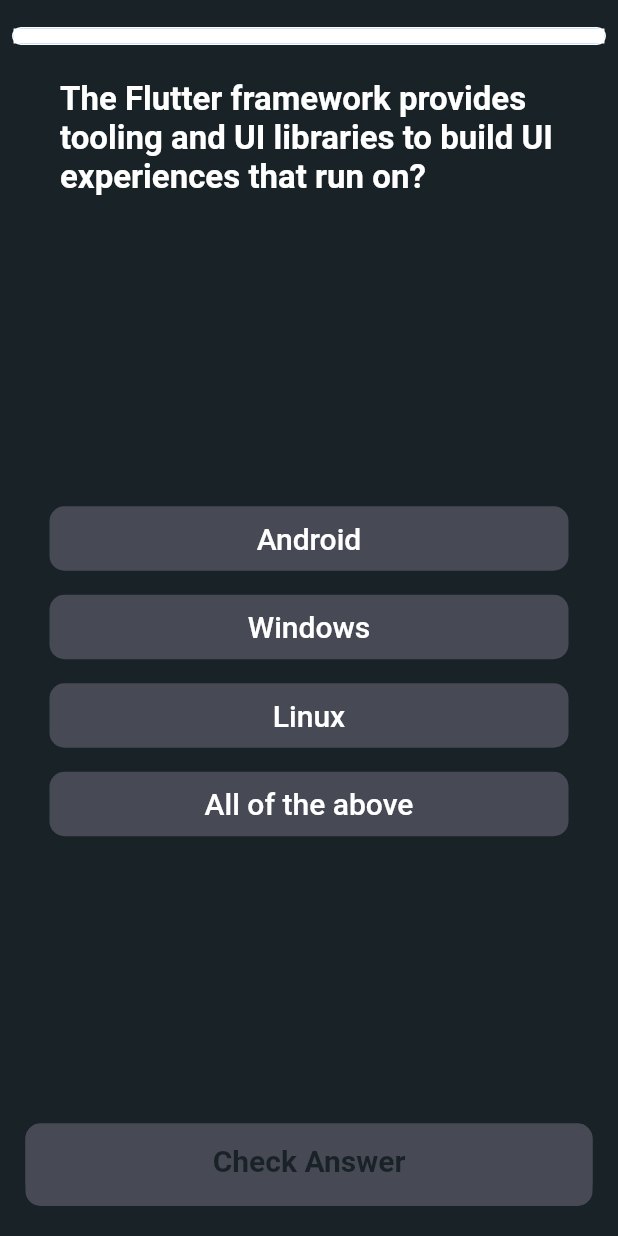
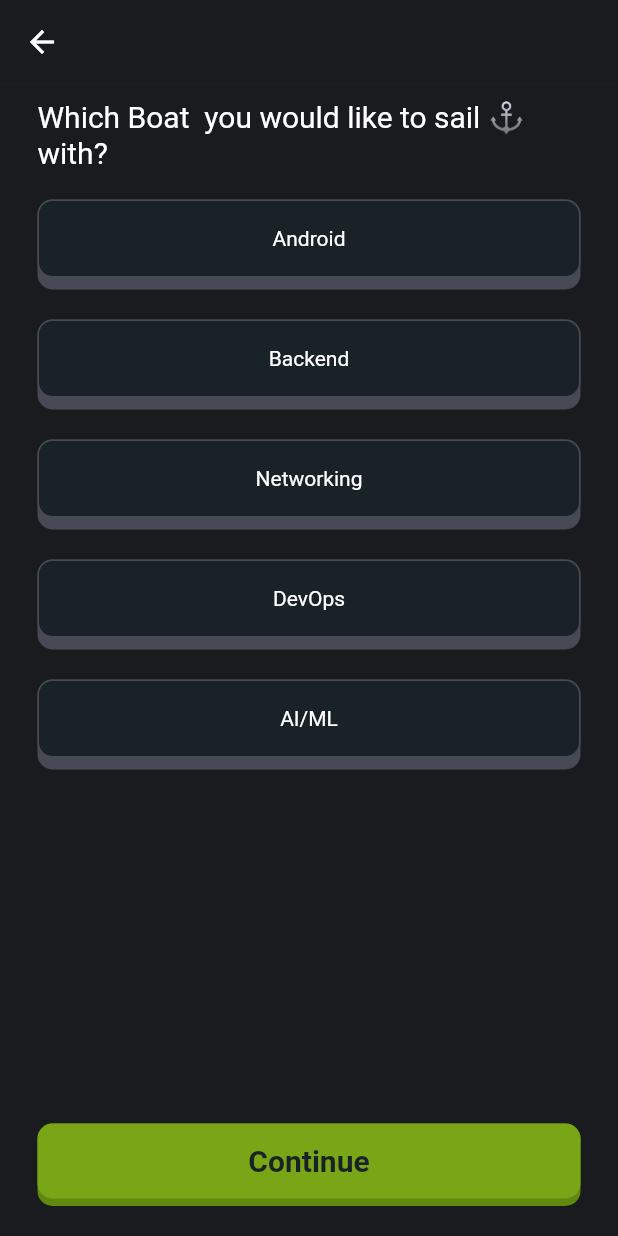
Before and after one commit to DreamBig-in/app_0.1, a Flutter app: the SliderView screen opened by its route, after a tap on "Continue", on a phone screen of 412 x 824 dp. Run offline on Flutter 3.47's test engine with Material 2 defaults, Android fonts, the light colour scheme and no system bars; our stand-ins replace animated_text_kit, firebase_auth, firebase_core, flutter_markdown, google_sign_in, rive and 4 more; accounts and stored records are empty; Roboto replaces fonts that are missing (Arial).

Commit message:
Onboarding Process Completed

```diff
--- a/lib/app/app.dart
+++ b/lib/app/app.dart
@@ -15,6 +15,7 @@
 import 'package:app/ui/views/slider/slider_view.dart';
 import 'package:app/ui/bottom_sheets/checkanswer/checkanswer_sheet.dart';
 import 'package:app/ui/bottom_sheets/stack/stack_sheet.dart';
+import 'package:app/ui/views/options_on_boarding/options_on_boarding_view.dart';
 // @stacked-import
 
 @StackedApp(
@@ -30,6 +31,7 @@
     MaterialRoute(page: OnboardingquizView),
     MaterialRoute(page: ScoreboardView),
     MaterialRoute(page: SliderView),
+    MaterialRoute(page: OptionsOnBoardingView),
 // @stacked-route
   ],
   dependencies: [
--- a/lib/app/app.router.dart
+++ b/lib/app/app.router.dart
@@ -11,15 +11,17 @@
 import 'package:app/ui/views/login/login_view.dart' as _i6;
 import 'package:app/ui/views/markdown/markdown_view.dart' as _i7;
 import 'package:app/ui/views/onboardingquiz/onboardingquiz_view.dart' as _i10;
+import 'package:app/ui/views/options_on_boarding/options_on_boarding_view.dart'
+    as _i13;
 import 'package:app/ui/views/profile/profile_view.dart' as _i8;
 import 'package:app/ui/views/quiz/quiz_view.dart' as _i9;
 import 'package:app/ui/views/scoreboard/scoreboard_view.dart' as _i11;
 import 'package:app/ui/views/slider/slider_view.dart' as _i12;
 import 'package:app/ui/views/startup/startup_view.dart' as _i3;
-import 'package:flutter/material.dart' as _i13;
+import 'package:flutter/material.dart' as _i14;
 import 'package:flutter/material.dart';
 import 'package:stacked/stacked.dart' as _i1;
-import 'package:stacked_services/stacked_services.dart' as _i14;
+import 'package:stacked_services/stacked_services.dart' as _i15;
 
 class Routes {
   static const homeView = '/home-view';
@@ -44,6 +46,8 @@
 
   static const sliderView = '/slider-view';
 
+  static const optionsOnBoardingView = '/options-on-boarding-view';
+
   static const all = <String>{
     homeView,
     startupView,
@@ -56,6 +60,7 @@
     onboardingquizView,
     scoreboardView,
     sliderView,
+    optionsOnBoardingView,
   };
 }
 
@@ -105,39 +110,43 @@
       Routes.sliderView,
       page: _i12.SliderView,
     ),
+    _i1.RouteDef(
+      Routes.optionsOnBoardingView,
+      page: _i13.OptionsOnBoardingView,
+    ),
   ];
 
   final _pagesMap = <Type, _i1.StackedRouteFactory>{
     _i2.HomeView: (data) {
-      return _i13.MaterialPageRoute<dynamic>(
+      return _i14.MaterialPageRoute<dynamic>(
         builder: (context) => const _i2.HomeView(),
         settings: data,
         maintainState: false,
       );
     },
     _i3.StartupView: (data) {
-      return _i13.MaterialPageRoute<dynamic>(
+      return _i14.MaterialPageRoute<dynamic>(
         builder: (context) => const _i3.StartupView(),
         settings: data,
         maintainState: false,
       );
     },
     _i4.BookView: (data) {
-      return _i13.MaterialPageRoute<dynamic>(
+      return _i14.MaterialPageRoute<dynamic>(
         builder: (context) => const _i4.BookView(),
         settings: data,
         maintainState: false,
       );
     },
     _i5.InstructionpageView: (data) {
-      return _i13.MaterialPageRoute<dynamic>(
+      return _i14.MaterialPageRoute<dynamic>(
         builder: (context) => const _i5.InstructionpageView(),
         settings: data,
         maintainState: false,
       );
     },
     _i6.LoginView: (data) {
-      return _i13.MaterialPageRoute<dynamic>(
+      return _i14.MaterialPageRoute<dynamic>(
         builder: (context) => const _i6.LoginView(),
         settings: data,
         maintainState: false,
@@ -145,7 +154,7 @@
     },
     _i7.MarkdownView: (data) {
       final args = data.getArgs<MarkdownViewArguments>(nullOk: false);
-      return _i13.MaterialPageRoute<dynamic>(
+      return _i14.MaterialPageRoute<dynamic>(
         builder: (context) =>
             _i7.MarkdownView(key: args.key, markData: args.markData),
         settings: data,
@@ -153,36 +162,45 @@
       );
     },
     _i8.ProfileView: (data) {
-      return _i13.MaterialPageRoute<dynamic>(
+      return _i14.MaterialPageRoute<dynamic>(
         builder: (context) => const _i8.ProfileView(),
         settings: data,
         maintainState: false,
       );
     },
     _i9.QuizView: (data) {
-      return _i13.MaterialPageRoute<dynamic>(
+      return _i14.MaterialPageRoute<dynamic>(
         builder: (context) => const _i9.QuizView(),
         settings: data,
         maintainState: false,
       );
     },
     _i10.OnboardingquizView: (data) {
-      return _i13.MaterialPageRoute<dynamic>(
+      return _i14.MaterialPageRoute<dynamic>(
         builder: (context) => const _i10.OnboardingquizView(),
         settings: data,
         maintainState: false,
       );
     },
     _i11.ScoreboardView: (data) {
-      return _i13.MaterialPageRoute<dynamic>(
+      return _i14.MaterialPageRoute<dynamic>(
         builder: (context) => const _i11.ScoreboardView(),
         settings: data,
         maintainState: false,
       );
     },
     _i12.SliderView: (data) {
-      return _i13.MaterialPageRoute<dynamic>(
+      return _i14.MaterialPageRoute<dynamic>(
         builder: (context) => const _i12.SliderView(),
+        settings: data,
+        maintainState: false,
+      );
+    },
+    _i13.OptionsOnBoardingView: (data) {
+      final args = data.getArgs<OptionsOnBoardingViewArguments>(nullOk: false);
+      return _i14.MaterialPageRoute<dynamic>(
+        builder: (context) =>
+            _i13.OptionsOnBoardingView(key: args.key, content: args.content),
         settings: data,
         maintainState: false,
       );
@@ -201,7 +219,7 @@
     required this.markData,
   });
 
-  final _i13.Key? key;
+  final _i14.Key? key;
 
   final String markData;
 
@@ -211,7 +229,23 @@
   }
 }
 
-extension NavigatorStateExtension on _i14.NavigationService {
+class OptionsOnBoardingViewArguments {
+  const OptionsOnBoardingViewArguments({
+    this.key,
+    required this.content,
+  });
+
+  final _i14.Key? key;
+
+  final List<dynamic> content;
+
+  @override
+  String toString() {
+    return '{"key": "$key", "content": "$content"}';
+  }
+}
+
+extension NavigatorStateExtension on _i15.NavigationService {
   Future<dynamic> navigateToHomeView([
     int? routerId,
     bool preventDuplicates = true,
@@ -283,7 +317,7 @@
   }
 
   Future<dynamic> navigateToMarkdownView({
-    _i13.Key? key,
+    _i14.Key? key,
     required String markData,
     int? routerId,
     bool preventDuplicates = true,
@@ -369,6 +403,23 @@
         transition: transition);
   }
 
+  Future<dynamic> navigateToOptionsOnBoardingView({
+    _i14.Key? key,
+    required List<dynamic> content,
+    int? routerId,
+    bool preventDuplicates = true,
+    Map<String, String>? parameters,
+    Widget Function(BuildContext, Animation<double>, Animation<double>, Widget)?
+        transition,
+  }) async {
+    return navigateTo<dynamic>(Routes.optionsOnBoardingView,
+        arguments: OptionsOnBoardingViewArguments(key: key, content: content),
+        id: routerId,
+        preventDuplicates: preventDuplicates,
+        parameters: parameters,
+        transition: transition);
+  }
+
   Future<dynamic> replaceWithHomeView([
     int? routerId,
     bool preventDuplicates = true,
@@ -440,7 +491,7 @@
   }
 
   Future<dynamic> replaceWithMarkdownView({
-    _i13.Key? key,
+    _i14.Key? key,
     required String markData,
     int? routerId,
     bool preventDuplicates = true,
@@ -525,4 +576,21 @@
         parameters: parameters,
         transition: transition);
   }
+
+  Future<dynamic> replaceWithOptionsOnBoardingView({
+    _i14.Key? key,
+    required List<dynamic> content,
+    int? routerId,
+    bool preventDuplicates = true,
+    Map<String, String>? parameters,
+    Widget Function(BuildContext, Animation<double>, Animation<double>, Widget)?
+        transition,
+  }) async {
+    return replaceWith<dynamic>(Routes.optionsOnBoardingView,
+        arguments: OptionsOnBoardingViewArguments(key: key, content: content),
+        id: routerId,
+        preventDuplicates: preventDuplicates,
+        parameters: parameters,
+        transition: transition);
+  }
 }
--- a/lib/ui/common/mock_data.dart
+++ b/lib/ui/common/mock_data.dart
@@ -1,3 +1,6 @@
+import 'package:app/ui/views/home/home_viewmodel.dart';
+import 'package:app/ui/views/login/login_viewmodel.dart';
+
 const List<Map<String, dynamic>> homeviewResponse = [
   {
     "unit": "1",
@@ -14,3 +17,28 @@
 ];
 
 const coursesEnrolled = [" ", " ", " "];
+
+Map<String, dynamic> techStack = {
+  "Question": "Which Boat  you would like to sail ⚓ with?",
+  "option": [
+    {
+      "title": "Android",
+      "status": "enabled",
+      "redirectTo": [androidTech]
+    },
+    {"title": "Backend", "status": "disable"},
+    {"title": "Networking", "status": "disable"},
+    {"title": "DevOps", "status": "disable"},
+    {"title": "AI/ML", "status": "disable"},
+  ]
+};
+
+Map<String, dynamic> androidTech = {
+  "Question": "Which tech would you like to go with?",
+  "option": [
+    {"title": "Flutter", "status": "enabled", "redirectTo": "QuizView"},
+    {"title": "Java", "status": "disable"},
+    {"title": "Kotlin", "status": "disable"},
+    {"title": "Akash", "status": "disable"},
+  ]
+};
--- a/lib/ui/views/home/home_viewmodel.dart
+++ b/lib/ui/views/home/home_viewmodel.dart
@@ -51,8 +51,9 @@
     _navigationService.replaceWith(Routes.loginView);
   }
 
-  void navigateToQuiz() {
+  int navigateToQuiz() {
     _navigationService.replaceWith(Routes.quizView);
+    return 0;
   }
 
   void navigateToBook() {
--- a/lib/ui/views/login/login_view.dart
+++ b/lib/ui/views/login/login_view.dart
@@ -76,7 +76,7 @@
                   onPressed: () {
                     // TODO: Write the code for the sign in with Get Started button
                     // TODO: Testing Code Should be refactored later
-                    _navigationService.replaceWith(Routes.instructionpageView);
+                    viewModel.navigateForGetStarted();
                   },
                   style: ElevatedButton.styleFrom(
                     backgroundColor: successTextColor,
--- a/lib/ui/views/login/login_viewmodel.dart
+++ b/lib/ui/views/login/login_viewmodel.dart
@@ -4,6 +4,8 @@
 import 'package:app/app/app.router.dart';
 import 'package:app/enums/api_type.dart';
 import 'package:app/services/api_request.dart';
+import 'package:app/ui/common/mock_data.dart';
+import 'package:flutter/foundation.dart';
 import 'package:http/http.dart';
 import 'package:shared_preferences/shared_preferences.dart';
 import 'package:stacked/stacked.dart';
@@ -66,4 +68,8 @@
     }
     log(response.body.toString());
   }
+
+  void navigateForGetStarted() {
+    _navigationService.replaceWith(Routes.instructionpageView);
+  }
 }
--- /dev/null
+++ b/lib/ui/views/options_on_boarding/options_on_boarding_view.dart
@@ -0,0 +1,134 @@
+import 'dart:developer';
+
+import 'package:app/enums/button_type.dart';
+import 'package:app/file_exporter.dart';
+import 'package:app/ui/common/buttons.dart';
+import 'package:app/ui/common/mock_data.dart';
+import 'package:app/ui/views/login/login_view.dart';
+import 'package:app/ui/views/login/login_viewmodel.dart';
+
+import 'options_on_boarding_viewmodel.dart';
+
+class OptionsOnBoardingView extends StackedView<OptionsOnBoardingViewModel> {
+  OptionsOnBoardingView({
+    Key? key,
+    required this.content,
+  }) : super(key: key);
+
+  List<dynamic> content;
+
+  @override
+  Widget builder(
+    BuildContext context,
+    OptionsOnBoardingViewModel viewModel,
+    Widget? child,
+  ) {
+    return Scaffold(
+      appBar: AppBar(
+        backgroundColor: kcBackgroundColor,
+        elevation: 0,
+      ),
+      backgroundColor: kcBackgroundColor,
+      body: SafeArea(
+        child: Container(
+          padding: const EdgeInsets.only(left: 25.0, right: 25.0),
+          child: Stack(
+            children: [
+              ListView(
+                  physics: const NeverScrollableScrollPhysics(),
+                  children: [
+                    const SizedBox(
+                      height: 10,
+                    ),
+                    Text(
+                      content[viewModel.currentIndex1]["Question"],
+                      style: const TextStyle(fontSize: 20),
+                    ),
+                    ListView.builder(
+                        physics: const NeverScrollableScrollPhysics(),
+                        shrinkWrap: true,
+                        itemCount:
+                            content[viewModel.currentIndex1]["option"].length,
+                        itemBuilder: (context, index) {
+                          return GestureDetector(
+                            onTap: () {
+                              if (content[viewModel.currentIndex1]["option"]
+                                      [index]["status"] ==
+                                  "disable") {
+                                viewModel.showDialogDisabled();
+                              } else {
+                                // TODO: Change the color to selected one
+                                viewModel.selectedOption(index);
+                              }
+                            },
+                            child: Stack(
+                              children: [
+                                Container(
+                                  decoration: BoxDecoration(
+                                      color: viewModel.selectedoptions == index
+                                          ? selectColor
+                                          : kcMediumGrey,
+                                      borderRadius: BorderRadius.circular(10)),
+                                  padding:
+                                      const EdgeInsets.symmetric(vertical: 17),
+                                  margin: const EdgeInsets.only(top: 20),
+                                  width: double.infinity,
+                                  height: 60,
+                                ),
+                                Container(
+                                    decoration: BoxDecoration(
+                                        border: Border.all(color: kcMediumGrey),
+                                        color: scaffoldBackgroundColor,
+                                        borderRadius:
+                                            BorderRadius.circular(10)),
+                                    padding: const EdgeInsets.symmetric(
+                                        vertical: 17),
+                                    margin: const EdgeInsets.only(top: 20),
+                                    width: double.infinity,
+                                    child: Text(
+                                      content[viewModel.currentIndex1]["option"]
+                                          [index]["title"],
+                                      textAlign: TextAlign.center,
+                                    )
+                                    // Text(content[currentIndex]["option"][index]["title"]),
+                                    ),
+                              ],
+                            ),
+                          );
+                        }),
+                  ]),
+              Align(
+                alignment: Alignment.bottomCenter,
+                child: Container(
+                  margin: const EdgeInsets.only(bottom: 20),
+                  child: ReUsedBtn(
+                      title: "Continue",
+                      onClickAction: () {
+                        print(viewModel.currentIndex1);
+                        if (viewModel.currentIndex1 + 1 == content.length) {
+                          log("message");
+                          viewModel.naigatetoQuizScreen();
+                        }
+                        if (content[viewModel.currentIndex1]["option"]
+                                [viewModel.selectedoptions]["redirectTo"] ==
+                            "QuizView") {
+                        } else {
+                          viewModel.changeTheContent();
+                        }
+                      },
+                      buttonType: ButtonType.success),
+                ),
+              )
+            ],
+          ),
+        ),
+      ),
+    );
+  }
+
+  @override
+  OptionsOnBoardingViewModel viewModelBuilder(
+    BuildContext context,
+  ) =>
+      OptionsOnBoardingViewModel(content: content);
+}
--- /dev/null
+++ b/lib/ui/views/options_on_boarding/options_on_boarding_viewmodel.dart
@@ -0,0 +1,48 @@
+import 'dart:developer';
+
+import 'package:app/app/app.dialogs.dart';
+import 'package:app/app/app.locator.dart';
+import 'package:app/app/app.router.dart';
+import 'package:app/ui/common/mock_data.dart';
+import 'package:flutter/foundation.dart';
+import 'package:stacked/stacked.dart';
+import 'package:stacked_services/stacked_services.dart';
+
+class OptionsOnBoardingViewModel extends BaseViewModel {
+  OptionsOnBoardingViewModel({required this.content});
+  List<dynamic> content;
+  final _navigationService = locator<NavigationService>();
+
+  int get counterLabel => selectedoptions;
+  int get currentIndex1 => currentIndex;
+
+  int selectedoptions = 1000;
+  int currentIndex = 0;
+
+  final _dialogService = locator<DialogService>();
+
+  void showDialogDisabled() {
+    _dialogService.showCustomDialog(
+      variant: DialogType.infoAlert,
+      title: 'We are working day and night to make this feature available',
+      description:
+          'We are working day and night to make this feature available',
+    );
+  }
+
+  void selectedOption(index) {
+    selectedoptions = index;
+    debugPrint(selectedoptions.toString());
+    rebuildUi();
+  }
+
+  void changeTheContent() {
+    currentIndex = currentIndex + 1;
+    selectedoptions = 1000;
+    rebuildUi();
+  }
+
+  void naigatetoQuizScreen() {
+    _navigationService.replaceWith(Routes.quizView);
+  }
+}
--- a/lib/ui/views/slider/slider_view.dart
+++ b/lib/ui/views/slider/slider_view.dart
@@ -69,7 +69,7 @@
               ReUsedBtn(
                   title: "Continue",
                   onClickAction: () {
-                    viewModel.navigateToQuiz();
+                    viewModel.navigateToOptionsOnBoarding();
                   },
                   buttonType: ButtonType.success)
             ],
--- a/lib/ui/views/slider/slider_viewmodel.dart
+++ b/lib/ui/views/slider/slider_viewmodel.dart
@@ -2,6 +2,7 @@
 
 import 'package:app/app/app.locator.dart';
 import 'package:app/app/app.router.dart';
+import 'package:app/ui/common/mock_data.dart';
 import 'package:stacked/stacked.dart';
 import 'package:stacked_services/stacked_services.dart';
 
@@ -25,4 +26,9 @@
   void navigateToQuiz() {
     _navigationService.replaceWith(Routes.quizView);
   }
+
+  void navigateToOptionsOnBoarding() {
+    _navigationService
+        .replaceWithOptionsOnBoardingView(content: [techStack, androidTech]);
+  }
 }
```
Also changed, not shown: 1 other file.
